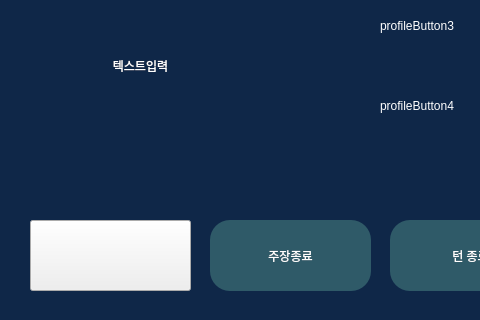
Above: core/ui/qt_designer/prosecutorWindow.ui from Apex-LogiCourt/pi5-local-app before the change; both pictures show x 0 to 480 and y 400 to 720 of the 1280 by 720 pixel window. Below: the same form after it.
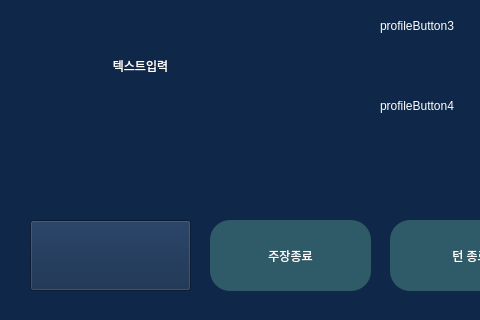
That is the form after the change. Icons and pictures are not drawn.

The edit to the form file:
```diff
--- a/core/ui/qt_designer/prosecutorWindow.ui
+++ b/core/ui/qt_designer/prosecutorWindow.ui
@@ -1,7 +1,7 @@
 <?xml version="1.0" encoding="UTF-8"?>
 <ui version="4.0">
  <class>prosecutorWindow</class>
- <widget class="QDialog" name="prosecutorWindow">
+ <widget class="QWidget" name="prosecutorWindow">
   <property name="geometry">
    <rect>
     <x>0</x>
@@ -14,7 +14,7 @@
    <string>LogiCourt_AI</string>
   </property>
   <property name="styleSheet">
-   <string notr="true">QDialog{
+   <string notr="true">QWidget{
 	background-color: rgb(15, 39, 72);
 }</string>
   </property>
```
Left out of the diff: 1 changed line with no effect on the pictures.
